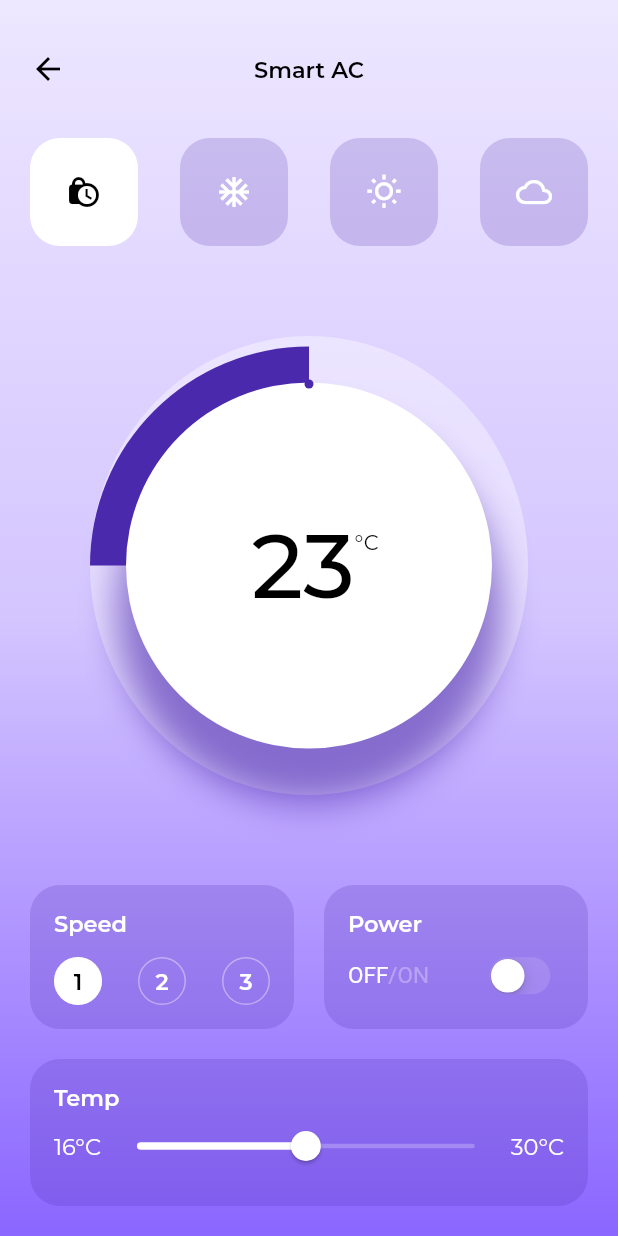
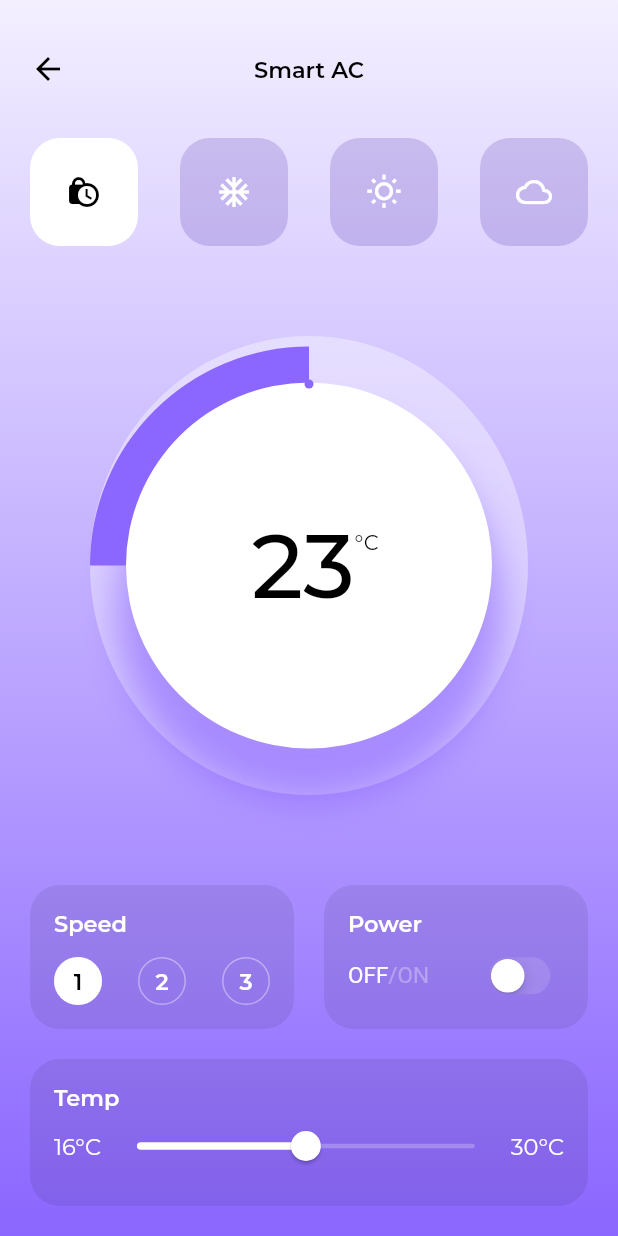
Before and after one commit to forntoh/smart_home, a Flutter app: the screen it shows after launch, on a phone screen of 412 x 824 dp. Run offline on Flutter 3.47's test engine with Material 2 defaults, Android fonts, the phone set to English and light mode, and no system bars; our stand-ins replace google_fonts.

Commit message:
added linear interpolation betwwn colors

```diff
--- a/lib/constants.dart
+++ b/lib/constants.dart
@@ -2,16 +2,38 @@ import 'package:flutter/cupertino.dart';
 
 const double defaultPadding = 20.0;
 Color primaryColor = Color(0xFF4B29AC);
-Color accentColor = Color(0xFFFF5A59);
+Color accentColor = Color(0xFFF85C47);
 
-Color bgGradientTop = Color(0xFFEDE7FF);
-Color bgGradientMiddle = Color(0xFFD4C5FF);
+Color bgGradientBotomStart = Color(0xFF07CCD5);
 Color bgGradientBottom = Color(0xFF8B66FF);
+Color bgGradientBotomEnd = Color(0xFFF85C47);
+
+Color getColor(double progress) {
+  var beginRange = mapToRange(progress, 0, 1, 0, 0.5);
+  var endRange = mapToRange(progress, 0, 1, 0.5, 1);
+
+  if (progress >= 0 && progress <= 0.5)
+    return Color.lerp(bgGradientBotomStart, bgGradientBottom, beginRange);
+  else if (progress > 0.5 && progress <= 1)
+    return Color.lerp(bgGradientBottom, bgGradientBotomEnd, endRange);
+  else
+    return bgGradientBottom;
+}
 
 BoxDecoration gradientDecoration = BoxDecoration(
   gradient: LinearGradient(
     begin: Alignment.topCenter,
     end: Alignment.bottomCenter,
-    colors: [bgGradientTop, bgGradientMiddle, bgGradientBottom],
+    colors: [
+      bgGradientBottom.withOpacity(0.1),
+      bgGradientBottom,
+    ],
   ),
 );
+
+double mapToRange(
+    double value, double start, double end, double oldStart, double oldEnd) {
+  var oldRange = (oldEnd - oldStart);
+  var newRange = (end - start);
+  return (((value - oldStart) * newRange) / oldRange) + start;
+}
--- a/lib/screens/ac/compoents/ac_screen_body.dart
+++ b/lib/screens/ac/compoents/ac_screen_body.dart
@@ -24,6 +24,9 @@ class _ACScreenBodyState extends State<ACScreenBody> {
   double _maxTemp = 30;
   double _minTemp = 16;
 
+  double _progress = 0.5;
+  Color _tempColor = getColor(0.5);
+
   double _getProgress(double value) =>
       ((value - _minTemp) / (_maxTemp - _minTemp));
 
@@ -37,7 +40,11 @@ class _ACScreenBodyState extends State<ACScreenBody> {
 
   void _updateTemperature(double temp) => setState(() {
         _currentTemp = temp;
+        _progress = _getProgress(_currentTemp);
+        _tempColor = getColor(_progress);
       });
+
+  List colors = [bgGradientBottom];
 
   @override
   Widget build(BuildContext context) {
@@ -50,8 +57,8 @@ class _ACScreenBodyState extends State<ACScreenBody> {
             Expanded(
               child: TempDisplay(
                 currentTemp: _currentTemp,
-                progress: _getProgress(_currentTemp),
-                mColor: primaryColor,
+                progress: _progress,
+                mColor: _tempColor,
               ),
             ),
             Padding(
--- a/lib/screens/ac/compoents/temp_display.dart
+++ b/lib/screens/ac/compoents/temp_display.dart
@@ -52,8 +52,7 @@ class TempDisplay extends StatelessWidget {
                       shape: BoxShape.circle,
                       boxShadow: [
                         BoxShadow(
-                          color:
-                              Theme.of(context).primaryColor.withOpacity(0.6),
+                          color: mColor.withOpacity(0.6),
                           blurRadius: defaultPadding,
                           offset: Offset(0, defaultPadding + 10),
                           spreadRadius: 6,
--- a/lib/widget_utils.dart
+++ b/lib/widget_utils.dart
@@ -9,7 +9,7 @@ Widget wrapInCard(BuildContext context,
     child: widget,
     decoration: BoxDecoration(
       color: backgroundColor == null
-          ? Theme.of(context).primaryColor.withOpacity(0.2)
+          ? Colors.black.withOpacity(0.08)
           : backgroundColor,
       borderRadius: BorderRadius.all(Radius.circular(defaultPadding)),
     ),
```
